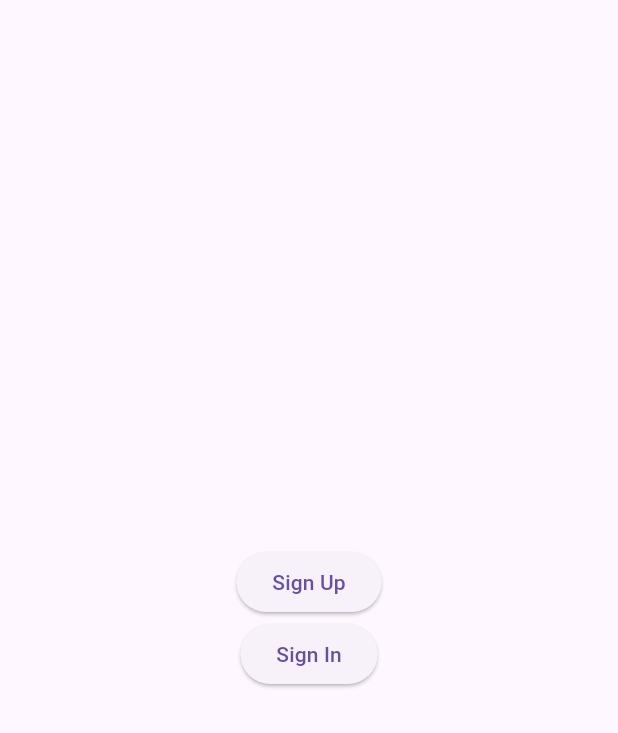
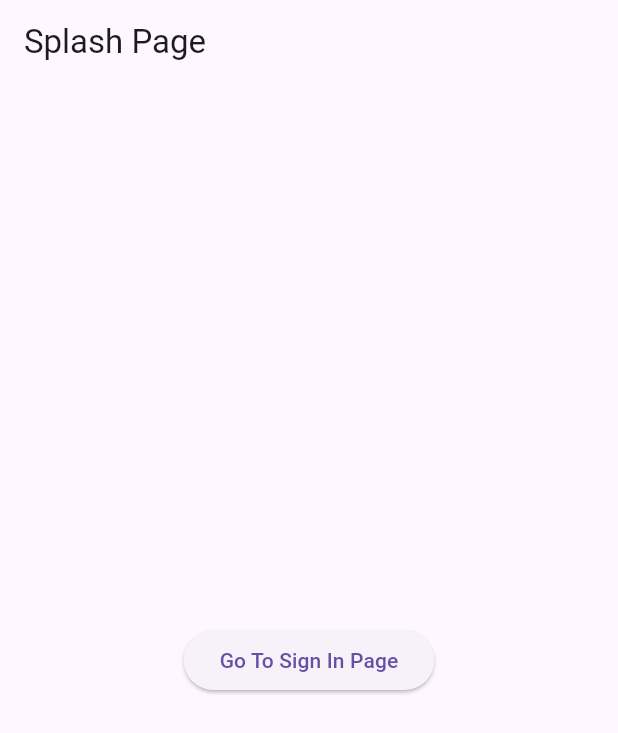
Before and after one commit to zeniusaa/hahatix, a Flutter app: the screen it shows after launch, on a phone screen of 412 x 824 dp. Shown: the top 733 px of the screen. Run offline on Flutter 3.47's test engine with Material 3 defaults, Android fonts, the phone set to English and light mode, and no system bars; our stand-ins replace bloc, cloud_firestore, equatable, firebase_auth, firebase_core, flutter_bloc and 1 more; accounts and stored records are empty.

Commit message:
bloc and nav

```diff
--- /dev/null
+++ b/lib/bloc/blocs.dart
@@ -0,0 +1,2 @@
+export 'page_bloc.dart';
+export 'user_bloc.dart';
--- /dev/null
+++ b/lib/bloc/page_bloc.dart
@@ -0,0 +1,24 @@
+import 'package:bloc/bloc.dart';
+import 'package:equatable/equatable.dart';
+
+part 'page_event.dart';
+part 'page_state.dart';
+
+class PageBloc extends Bloc<PageEvent, PageState> {
+  PageBloc() : super(OnInitialPage()) {
+    // Handler for GoToSplashPage
+    on<GoToSplashPage>((event, emit) {
+      emit(OnSplashPage());
+    });
+
+    // Handler for GoToLoginPage
+    on<GoToLoginPage>((event, emit) {
+      emit(OnLoginPage());
+    });
+
+    // Handler for GoToMainPage
+    on<GoToMainPage>((event, emit) {
+      emit(OnMainPage());
+    });
+  }
+}
--- /dev/null
+++ b/lib/bloc/page_event.dart
@@ -0,0 +1,20 @@
+part of 'page_bloc.dart';
+
+abstract class PageEvent extends Equatable {
+  const PageEvent();
+}
+
+class GoToSplashPage extends PageEvent {
+  @override
+  List<Object> get props => [];
+}
+
+class GoToLoginPage extends PageEvent {
+  @override
+  List<Object> get props => [];
+}
+
+class GoToMainPage extends PageEvent {
+  @override
+  List<Object> get props => [];
+}
--- /dev/null
+++ b/lib/bloc/page_state.dart
@@ -0,0 +1,25 @@
+part of 'page_bloc.dart';
+
+abstract class PageState extends Equatable {
+  const PageState();
+}
+
+class OnInitialPage extends PageState {
+  @override
+  List<Object> get props => [];
+}
+
+class OnLoginPage extends PageState {
+  @override
+  List<Object> get props => [];
+}
+
+class OnSplashPage extends PageState {
+  @override
+  List<Object> get props => [];
+}
+
+class OnMainPage extends PageState {
+  @override
+  List<Object> get props => [];
+}
--- /dev/null
+++ b/lib/bloc/user_event.dart
@@ -0,0 +1,19 @@
+part of 'user_bloc.dart';
+
+abstract class UserEvent extends Equatable {
+  const UserEvent();
+}
+
+class LoadUser extends UserEvent {
+  final String id;
+
+  LoadUser(this.id);
+
+  @override
+  List<Object> get props => [id];
+}
+
+class SignOut extends UserEvent {
+  @override
+  List<Object> get props => [];
+}
--- /dev/null
+++ b/lib/bloc/user_state.dart
@@ -0,0 +1,19 @@
+part of 'user_bloc.dart';
+
+abstract class UserState extends Equatable {
+  const UserState();
+}
+
+class UserInitial extends UserState {
+  @override
+  List<Object> get props => [];
+}
+
+class UserLoaded extends UserState {
+  final User user;
+
+  UserLoaded(this.user);
+
+  @override
+  List<Object> get props => [user];
+}
--- a/lib/main.dart
+++ b/lib/main.dart
@@ -1,59 +1,33 @@
 import 'package:firebase_core/firebase_core.dart';
+import 'package:firebase_auth/firebase_auth.dart' as auth;
+import 'package:hahatix/services/services.dart';
 import 'package:flutter/material.dart';
-import 'package:hahatix/services/services.dart';
+import 'package:flutter_bloc/flutter_bloc.dart';
+import 'package:provider/provider.dart';
+
+import 'bloc/blocs.dart';
+import 'ui/pages/pages.dart';
 
 void main() async {
+  WidgetsFlutterBinding.ensureInitialized();
   await Firebase.initializeApp(options: DefaultFirebaseOptions.currentPlatform);
-  runApp(const MyApp());
+  runApp(MyApp());
 }
 
 class MyApp extends StatelessWidget {
-  const MyApp({super.key});
-
   @override
   Widget build(BuildContext context) {
-    return MaterialApp(
-      debugShowCheckedModeBanner: false,
-      home: Scaffold(
-        body: Center(
-          child: Column(
-            mainAxisAlignment: MainAxisAlignment.center,
-            children: <Widget>[
-              ElevatedButton(
-                child: const Text("Sign Up"),
-                onPressed: () async {
-                  SignInSignUpResult result = await AuthServices.signUp(
-                    "barron@plpp.com",
-                    "123456",
-                    "barron",
-                    ["Action", "Horror", "Music", "Drama"],
-                    "Korean",
-                  );
-
-                  if (result.user == null) {
-                    print(result.message);
-                  } else {
-                    print(result.user.toString());
-                  }
-                },
-              ),
-              ElevatedButton(
-                child: const Text("Sign In"),
-                onPressed: () async {
-                  SignInSignUpResult result = await AuthServices.signIn(
-                    "barron@plpp.com",
-                    "0123456",
-                  );
-
-                  if (result.user == null) {
-                    print(result.message);
-                  } else {
-                    print(result.user.toString());
-                  }
-                },
-              ),
-            ],
-          ),
+    return StreamProvider<auth.User?>.value(
+      value: AuthServices.userStream,
+      initialData: null, // Tambahkan inisialisasi
+      child: MultiBlocProvider(
+        providers: [
+          BlocProvider(create: (_) => PageBloc()),
+          BlocProvider(create: (_) => UserBloc()),
+        ],
+        child: MaterialApp(
+          debugShowCheckedModeBanner: false,
+          home: Wrapper(),
         ),
       ),
     );
--- a/lib/services/auth_services.dart
+++ b/lib/services/auth_services.dart
@@ -51,6 +51,8 @@ class AuthServices {
   static Future<void> signOut() async {
     await _auth.signOut();
   }
+
+  static Stream<auth.User?> get userStream => _auth.authStateChanges();
 }
 
 class SignInSignUpResult {
--- a/lib/shared/shared.dart
+++ b/lib/shared/shared.dart
@@ -1 +1,6 @@
+import 'package:hahatix/bloc/blocs.dart';
+import 'package:flutter/material.dart';
+import 'package:google_fonts/google_fonts.dart';
+
 part 'shared_value.dart';
+part 'theme.dart';
--- a/lib/shared/shared_value.dart
+++ b/lib/shared/shared_value.dart
@@ -2,3 +2,5 @@ part of 'shared.dart';
 
 String api = '2deedfb262ee376001a53d001b1e17ce';
 String imagesBaseUrl = 'https://image.tmdb.org/t/p/';
+
+PageEvent? prevPageEvent;
--- a/lib/ui/pages/pages.dart
+++ b/lib/ui/pages/pages.dart
@@ -0,0 +1,12 @@
+import 'package:firebase_auth/firebase_auth.dart' as auth;
+import 'package:hahatix/bloc/blocs.dart';
+import 'package:hahatix/services/services.dart';
+import 'package:hahatix/shared/shared.dart';
+import 'package:flutter/material.dart';
+import 'package:provider/provider.dart';
+import 'package:flutter_bloc/flutter_bloc.dart';
+
+part 'sign_in_page.dart';
+part 'wrapper.dart';
+part 'main_page.dart';
+part 'splash_page.dart';
--- /dev/null
+++ b/lib/ui/pages/splash_page.dart
@@ -0,0 +1,18 @@
+part of 'pages.dart';
+
+class SplashPage extends StatelessWidget {
+  @override
+  Widget build(BuildContext context) {
+    return Scaffold(
+        appBar: AppBar(
+          title: Text("Splash Page"),
+        ),
+        body: Center(
+          child: ElevatedButton(
+              child: Text("Go To Sign In Page"),
+              onPressed: () {
+                context.read<PageBloc>().add(GoToLoginPage());
+              }),
+        ));
+  }
+}
--- /dev/null
+++ b/lib/ui/pages/wrapper.dart
@@ -0,0 +1,38 @@
+part of 'pages.dart';
+
+class Wrapper extends StatelessWidget {
+  @override
+  Widget build(BuildContext context) {
+    // Ambil firebaseUser dari StreamProvider
+    final auth.User? firebaseUser = Provider.of<auth.User?>(context);
+
+    // Cek apakah User null atau tidak
+    if (firebaseUser == null) {
+      if (!(prevPageEvent is GoToSplashPage)) {
+        prevPageEvent = GoToSplashPage();
+        context.read<PageBloc>().add(prevPageEvent!);
+      }
+    } else {
+      if (!(prevPageEvent is GoToMainPage)) {
+        context.read<UserBloc>().add(LoadUser(firebaseUser.uid));
+
+        prevPageEvent = GoToMainPage();
+        context.read<PageBloc>().add(prevPageEvent!);
+      }
+    }
+
+    return BlocBuilder<PageBloc, PageState>(
+      builder: (_, pageState) {
+        if (pageState is OnSplashPage) {
+          return SplashPage();
+        } else if (pageState is OnLoginPage) {
+          return SignInPage();
+        } else if (pageState is OnMainPage) {
+          return MainPage();
+        } else {
+          return Container(); // Fallback jika tidak ada state yang cocok
+        }
+      },
+    );
+  }
+}
--- a/pubspec.yaml
+++ b/pubspec.yaml
@@ -35,6 +35,9 @@ dependencies:
   firebase_core: ^3.8.1
   flutter:
     sdk: flutter
+  flutter_bloc: ^8.1.6
+  google_fonts: ^6.2.1
+  provider: ^6.1.2
 
 dev_dependencies:
   flutter_lints: ^4.0.0
```
Also changed, not shown: lib/bloc/user_bloc.dart (added, +26 -0 lines), lib/shared/theme.dart (added, +22 -0 lines), lib/ui/pages/main_page.dart (added, +39 -0 lines), lib/ui/pages/sign_in_page.dart (added, +25 -0 lines), lib/bloc/bloc.dart (deleted), pubspec.lock, 1 other file.
